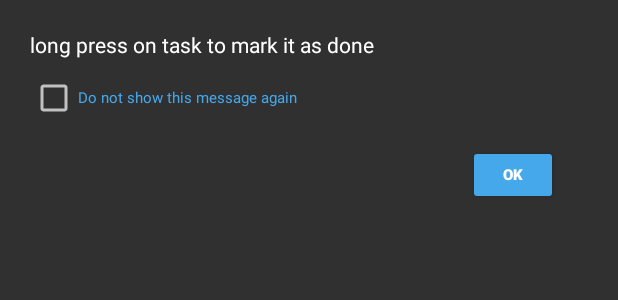
After one commit to tanya-555/TaskPlanner, an Android app: the layout info_dialog.xml on its own in the app's theme, with its tools: preview values and no code run, on a phone screen of 412 x 824 dp. The commit adds this screen. Shown: the top 300 px of the screen. Run offline under Robolectric (Android 15) with nearby library versions, the phone set to English and light mode, and no system bars.

Commit message:
add info dialog

```diff
--- /dev/null
+++ b/app/src/main/res/layout/info_dialog.xml
@@ -0,0 +1,36 @@
+<?xml version="1.0" encoding="utf-8"?>
+<LinearLayout xmlns:android="http://schemas.android.com/apk/res/android"
+    android:layout_width="match_parent"
+    android:layout_height="match_parent"
+    android:orientation="vertical"
+    android:padding="@dimen/size_20dp">
+
+    <TextView
+        android:layout_width="wrap_content"
+        android:layout_height="wrap_content"
+        android:text="@string/long_press_msg"
+        android:textColor="@color/color_white" />
+
+    <CheckBox
+        android:id="@+id/checkbox"
+        android:layout_width="wrap_content"
+        android:layout_height="wrap_content"
+        android:layout_marginTop="@dimen/size_10dp"
+        android:checked="false"
+        android:textSize="@dimen/size_10dp"
+        android:text="@string/do_not_show_this_message_again"
+        android:textColor="@color/dialog_btn_color" />
+
+    <Button
+        android:id="@+id/ok_btn"
+        android:layout_width="60dp"
+        android:layout_height="40dp"
+        android:layout_gravity="end"
+        android:layout_marginTop="@dimen/size_15dp"
+        android:layout_marginEnd="@dimen/size_20dp"
+        android:backgroundTint="@color/dialog_btn_color"
+        android:textSize="@dimen/size_10dp"
+        android:text="@string/ok"
+        android:textStyle="bold" />
+
+</LinearLayout>
--- a/app/src/main/res/values/colors.xml
+++ b/app/src/main/res/values/colors.xml
@@ -6,4 +6,5 @@
     <color name="text_view_color">#7538ac</color>
     <color name="color_black">#000000</color>
     <color name="color_white">#ffffff</color>
+    <color name="dialog_btn_color">#45a8eb</color>
 </resources>
--- a/app/src/main/res/values/strings.xml
+++ b/app/src/main/res/values/strings.xml
@@ -11,4 +11,7 @@
     <string name="no_task_added_yet">No task added yet!</string>
     <string name="pick_a_date">Pick a Date!</string>
     <string name="continue_btn">CONTINUE</string>
+    <string name="do_not_show_this_message_again">Do not show this message again</string>
+    <string name="long_press_msg">long press on task to mark it as done</string>
+    <string name="ok">OK</string>
 </resources>
```
Also changed, not shown: app/src/main/java/com/example/to_doapp/controller/MainController.java (+46 -4 lines).
